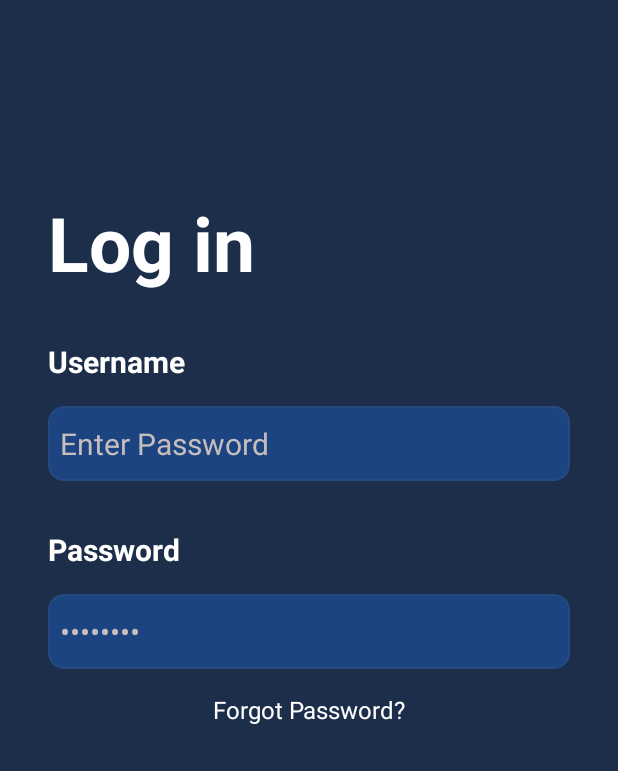
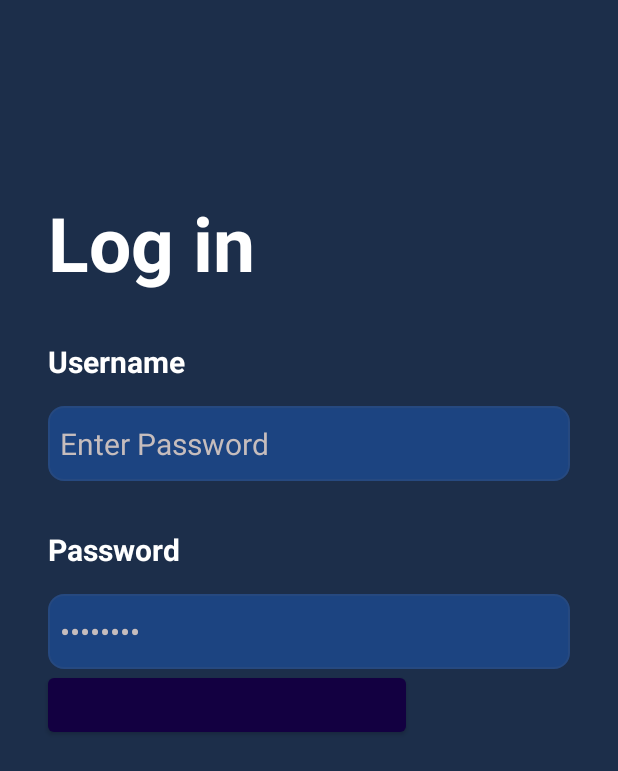
Before and after one commit to heistejiri/E-commerce-Android-App, an Android app: the LoginActivity screen opened directly, with no data from a screen before it, on a phone screen of 412 x 824 dp. Shown: the top 771 px of the screen. Run offline under Robolectric (Android 15) with nearby library versions, the phone set to English and light mode, and no system bars.

Commit message:
Update activity_login.xml

```diff
--- a/app/src/main/res/layout/activity_login.xml
+++ b/app/src/main/res/layout/activity_login.xml
@@ -91,6 +91,13 @@
         app:layout_constraintStart_toStartOf="@+id/editPassWord"
         app:layout_constraintTop_toBottomOf="@+id/editPassWord"/>
 
+    <Button
+        android:layout_width="0dp"
+        android:layout_height="wrap_content"
+        app:layout_constraintEnd_toEndOf="@+id/forgotPassword"
+        app:layout_constraintStart_toStartOf="@+id/editPassWord"
+        app:layout_constraintTop_toBottomOf="@+id/editPassWord"/>
+
 
 
 </androidx.constraintlayout.widget.ConstraintLayout>
```
